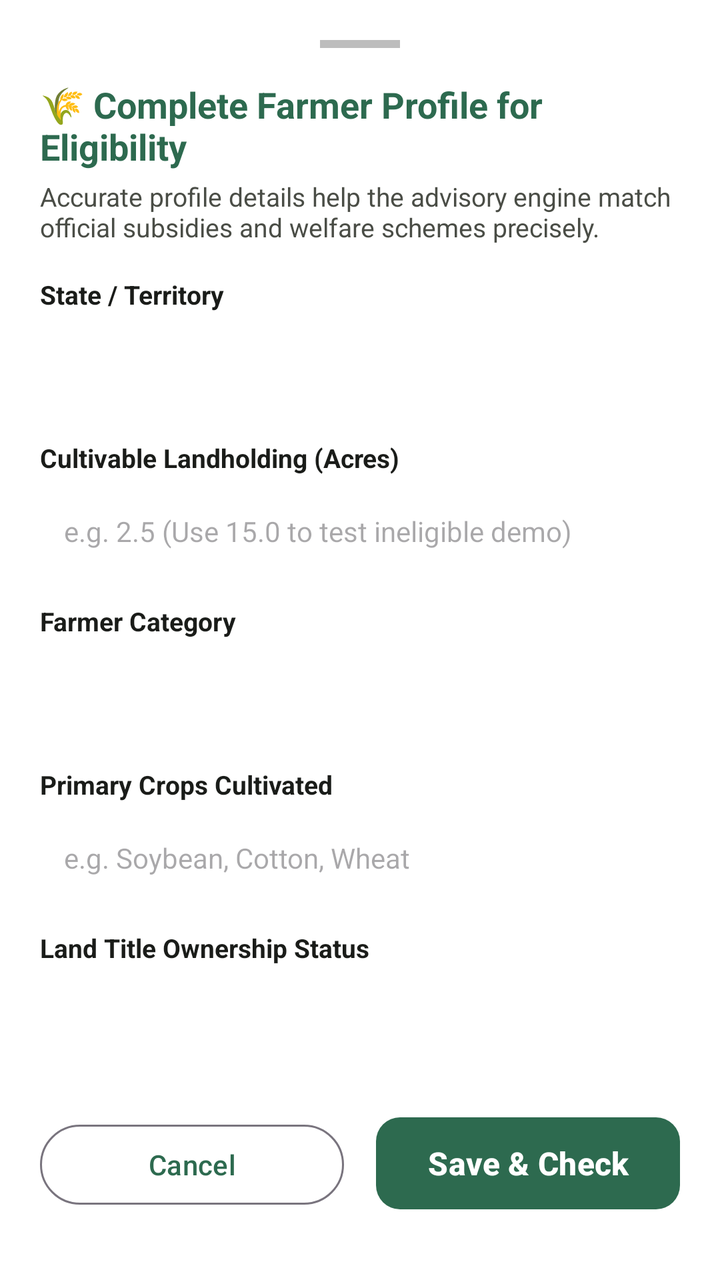
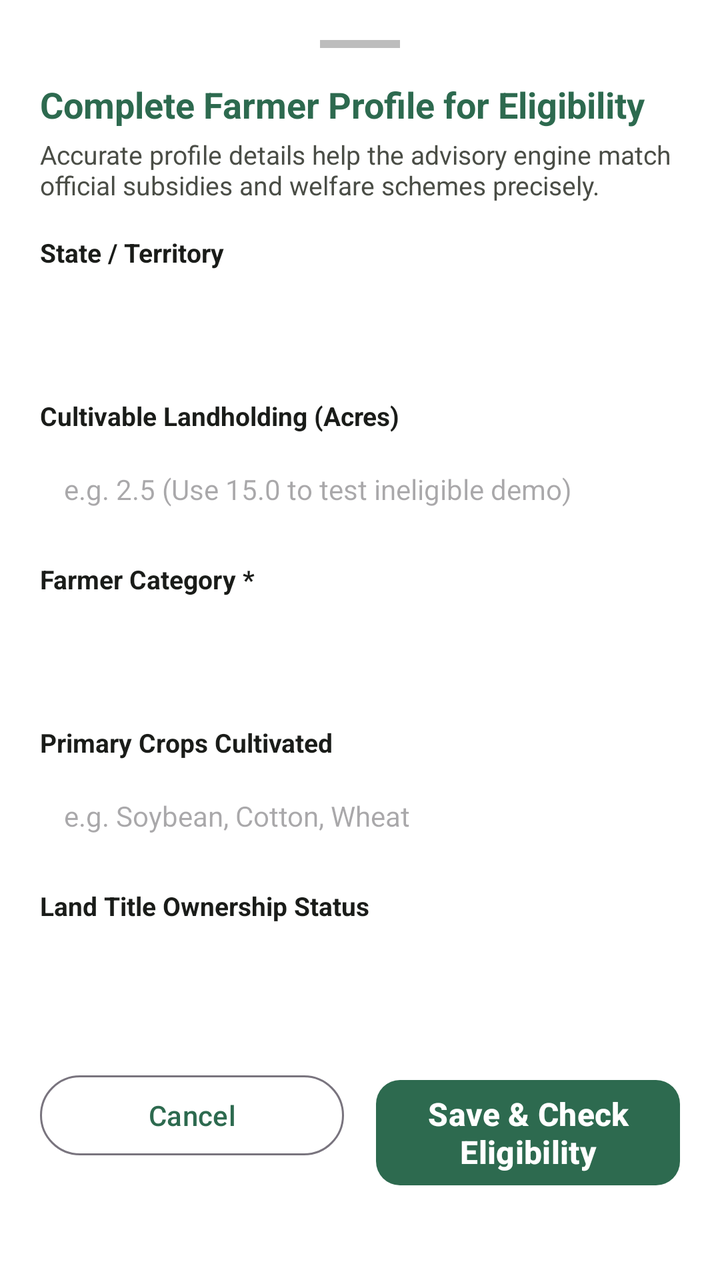

Two renders of the same Android screen: before a commit and after it. Below are the layout's source before the change and the commit's diff.
<!-- AndroidManifest.xml: application theme Theme.AgroSmart -->
<!-- res/layout/dialog_farmer_profile_completion.xml -->
<?xml version="1.0" encoding="utf-8"?>
<LinearLayout xmlns:android="http://schemas.android.com/apk/res/android"
    xmlns:app="http://schemas.android.com/apk/res-auto"
    android:layout_width="match_parent"
    android:layout_height="wrap_content"
    android:background="@color/white"
    android:orientation="vertical"
    android:padding="20dp">

    
    <View
        android:layout_width="40dp"
        android:layout_height="4dp"
        android:layout_gravity="center_horizontal"
        android:layout_marginBottom="16dp"
        android:background="#BDBDBD" />

    <TextView
        android:layout_width="wrap_content"
        android:layout_height="wrap_content"
        android:text="🌾 Complete Farmer Profile for Eligibility"
        android:textColor="@color/forest_green_primary"
        android:textSize="18sp"
        android:textStyle="bold" />

    <TextView
        android:layout_width="wrap_content"
        android:layout_height="wrap_content"
        android:layout_marginTop="4dp"
        android:text="Accurate profile details help the advisory engine match official subsidies and welfare schemes precisely."
        android:textColor="@color/text_secondary"
        android:textSize="13sp" />

    
    <TextView
        android:layout_width="wrap_content"
        android:layout_height="wrap_content"
        android:layout_marginTop="16dp"
        android:text="State / Territory"
        android:textColor="@color/text_primary"
        android:textSize="13sp"
        android:textStyle="bold" />

    <Spinner
        android:id="@+id/spinnerProfileState"
        android:layout_width="match_parent"
        android:layout_height="48dp"
        android:layout_marginTop="4dp"
        android:background="@drawable/bg_rounded_card" />

    
    <TextView
        android:layout_width="wrap_content"
        android:layout_height="wrap_content"
        android:layout_marginTop="12dp"
        android:text="Cultivable Landholding (Acres)"
        android:textColor="@color/text_primary"
        android:textSize="13sp"
        android:textStyle="bold" />

    <EditText
        android:id="@+id/etProfileLandAcres"
        android:layout_width="match_parent"
        android:layout_height="48dp"
        android:layout_marginTop="4dp"
        android:background="@drawable/bg_rounded_card"
        android:hint="e.g. 2.5 (Use 15.0 to test ineligible demo)"
        android:inputType="numberDecimal"
        android:paddingStart="12dp"
        android:paddingEnd="12dp"
        android:textSize="14sp" />

    
    <TextView
        android:layout_width="wrap_content"
        android:layout_height="wrap_content"
        android:layout_marginTop="12dp"
        android:text="Farmer Category"
        android:textColor="@color/text_primary"
        android:textSize="13sp"
        android:textStyle="bold" />

    <Spinner
        android:id="@+id/spinnerProfileCategory"
        android:layout_width="match_parent"
        android:layout_height="48dp"
        android:layout_marginTop="4dp"
        android:background="@drawable/bg_rounded_card" />

    
    <TextView
        android:layout_width="wrap_content"
        android:layout_height="wrap_content"
        android:layout_marginTop="12dp"
        android:text="Primary Crops Cultivated"
        android:textColor="@color/text_primary"
        android:textSize="13sp"
        android:textStyle="bold" />

    <EditText
        android:id="@+id/etProfileCrops"
        android:layout_width="match_parent"
        android:layout_height="48dp"
        android:layout_marginTop="4dp"
        android:background="@drawable/bg_rounded_card"
        android:hint="e.g. Soybean, Cotton, Wheat"
        android:inputType="text"
        android:paddingStart="12dp"
        android:paddingEnd="12dp"
        android:textSize="14sp" />

    
    <TextView
        android:layout_width="wrap_content"
        android:layout_height="wrap_content"
        android:layout_marginTop="12dp"
        android:text="Land Title Ownership Status"
        android:textColor="@color/text_primary"
        android:textSize="13sp"
        android:textStyle="bold" />

    <Spinner
        android:id="@+id/spinnerProfileOwnership"
        android:layout_width="match_parent"
        android:layout_height="48dp"
        android:layout_marginTop="4dp"
        android:background="@drawable/bg_rounded_card" />

    
    <LinearLayout
        android:layout_width="match_parent"
        android:layout_height="wrap_content"
        android:layout_marginTop="20dp"
        android:orientation="horizontal">

        <com.google.android.material.button.MaterialButton
            android:id="@+id/btnCancelProfile"
            style="@style/Widget.Material3.Button.OutlinedButton"
            android:layout_width="0dp"
            android:layout_height="wrap_content"
            android:layout_marginEnd="8dp"
            android:layout_weight="1"
            android:text="Cancel" />

        <com.google.android.material.button.MaterialButton
            android:id="@+id/btnSaveProfile"
            style="@style/Widget.AgroSmart.Button.Primary"
            android:layout_width="0dp"
            android:layout_height="wrap_content"
            android:layout_marginStart="8dp"
            android:layout_weight="1"
            android:text="Save &amp; Check" />
    </LinearLayout>

</LinearLayout>
<!-- resources referenced by this layout -->
<resources>
  <color name="forest_green_primary">#2D6A4F</color>
  <color name="text_primary">#1A1C19</color>
  <color name="text_secondary">#4A4D46</color>
  <color name="white">#FFFFFF</color>
  <!-- drawable bg_rounded_card (drawable) -->
  <?xml version="1.0" encoding="utf-8"?>
  <shape xmlns:android="http://schemas.android.com/apk/res/android"
      android:shape="rectangle">
      <solid android:color="@color/bg_card_surface" />
      <corners android:radius="16dp" />
  </shape>
  <style name="Widget.AgroSmart.Button.Primary" parent="Widget.Material3.Button">
          <item name="backgroundTint">@color/forest_green_primary</item>
          <item name="android:textColor">@color/white</item>
          <item name="cornerRadius">12dp</item>
          <item name="android:textStyle">bold</item>
          <item name="android:textSize">16sp</item>
          <item name="android:minHeight">54dp</item>
      </style>
  <style name="Theme.AgroSmart" parent="Theme.Material3.DayNight.NoActionBar">
          
          <item name="colorPrimary">@color/forest_green_primary</item>
          <item name="colorPrimaryVariant">@color/forest_green_dark</item>
          <item name="colorOnPrimary">@color/white</item>
          <item name="colorSecondary">@color/leaf_green</item>
          <item name="colorSecondaryVariant">@color/forest_green_light</item>
          <item name="colorOnSecondary">@color/white</item>
  
          
          <item name="android:windowBackground">@color/bg_warm_cream</item>
          <item name="colorSurface">@color/bg_card_surface</item>
          <item name="colorOnSurface">@color/text_primary</item>
  
          
          <item name="android:statusBarColor">@color/forest_green_dark</item>
          <item name="android:windowLightStatusBar">false</item>
          <item name="android:navigationBarColor">@color/white</item>
          <item name="android:windowLightNavigationBar">true</item>
      </style>
  <color name="bg_card_surface">#FFFFFF</color>
  <color name="forest_green_dark">#1B4332</color>
  <color name="leaf_green">#52B788</color>
  <color name="forest_green_light">#40916C</color>
  <color name="bg_warm_cream">#F9FBF7</color>
</resources>

<!-- the commit's change to res/layout/dialog_farmer_profile_completion.xml (unified diff, before → after) -->
@@ -18,7 +18,7 @@
     <TextView
         android:layout_width="wrap_content"
         android:layout_height="wrap_content"
-        android:text="🌾 Complete Farmer Profile for Eligibility"
+        android:text="@string/complete_farmer_profile"
         android:textColor="@color/forest_green_primary"
         android:textSize="18sp"
         android:textStyle="bold" />
@@ -27,7 +27,7 @@
         android:layout_width="wrap_content"
         android:layout_height="wrap_content"
         android:layout_marginTop="4dp"
-        android:text="Accurate profile details help the advisory engine match official subsidies and welfare schemes precisely."
+        android:text="@string/complete_profile_desc"
         android:textColor="@color/text_secondary"
         android:textSize="13sp" />
 
@@ -36,7 +36,7 @@
         android:layout_width="wrap_content"
         android:layout_height="wrap_content"
         android:layout_marginTop="16dp"
-        android:text="State / Territory"
+        android:text="@string/state_territory"
         android:textColor="@color/text_primary"
         android:textSize="13sp"
         android:textStyle="bold" />
@@ -53,7 +53,7 @@
         android:layout_width="wrap_content"
         android:layout_height="wrap_content"
         android:layout_marginTop="12dp"
-        android:text="Cultivable Landholding (Acres)"
+        android:text="@string/cultivable_land_label"
         android:textColor="@color/text_primary"
         android:textSize="13sp"
         android:textStyle="bold" />
@@ -64,7 +64,7 @@
         android:layout_height="48dp"
         android:layout_marginTop="4dp"
         android:background="@drawable/bg_rounded_card"
-        android:hint="e.g. 2.5 (Use 15.0 to test ineligible demo)"
+        android:hint="@string/land_hint_demo"
         android:inputType="numberDecimal"
         android:paddingStart="12dp"
         android:paddingEnd="12dp"
@@ -75,7 +75,7 @@
         android:layout_width="wrap_content"
         android:layout_height="wrap_content"
         android:layout_marginTop="12dp"
-        android:text="Farmer Category"
+        android:text="@string/farmer_category"
         android:textColor="@color/text_primary"
         android:textSize="13sp"
         android:textStyle="bold" />
@@ -92,7 +92,7 @@
         android:layout_width="wrap_content"
         android:layout_height="wrap_content"
         android:layout_marginTop="12dp"
-        android:text="Primary Crops Cultivated"
+        android:text="@string/primary_crops_label"
         android:textColor="@color/text_primary"
         android:textSize="13sp"
         android:textStyle="bold" />
@@ -103,7 +103,7 @@
         android:layout_height="48dp"
         android:layout_marginTop="4dp"
         android:background="@drawable/bg_rounded_card"
-        android:hint="e.g. Soybean, Cotton, Wheat"
+        android:hint="@string/crops_hint"
         android:inputType="text"
         android:paddingStart="12dp"
         android:paddingEnd="12dp"
@@ -114,7 +114,7 @@
         android:layout_width="wrap_content"
         android:layout_height="wrap_content"
         android:layout_marginTop="12dp"
-        android:text="Land Title Ownership Status"
+        android:text="@string/land_ownership_title"
         android:textColor="@color/text_primary"
         android:textSize="13sp"
         android:textStyle="bold" />
@@ -140,7 +140,7 @@
             android:layout_height="wrap_content"
             android:layout_marginEnd="8dp"
             android:layout_weight="1"
-            android:text="Cancel" />
+            android:text="@string/cancel" />
 
         <com.google.android.material.button.MaterialButton
             android:id="@+id/btnSaveProfile"
@@ -149,7 +149,7 @@
             android:layout_height="wrap_content"
             android:layout_marginStart="8dp"
             android:layout_weight="1"
-            android:text="Save &amp; Check" />
+            android:text="@string/btn_save_and_check" />
     </LinearLayout>
 
 </LinearLayout>
<!-- resource entries referenced after the edit -->
@@ -11,6 +11,17 @@
       <solid android:color="@color/bg_card_surface" />
       <corners android:radius="16dp" />
   </shape>
+  <string name="btn_save_and_check">Save &amp; Check Eligibility</string>
+  <string name="cancel">Cancel</string>
+  <string name="complete_farmer_profile">Complete Farmer Profile for Eligibility</string>
+  <string name="complete_profile_desc">Accurate profile details help the advisory engine match official subsidies and welfare schemes precisely.</string>
+  <string name="crops_hint">e.g. Soybean, Cotton, Wheat</string>
+  <string name="cultivable_land_label">Cultivable Landholding (Acres)</string>
+  <string name="farmer_category">Farmer Category *</string>
+  <string name="land_hint_demo">e.g. 2.5 (Use 15.0 to test ineligible demo)</string>
+  <string name="land_ownership_title">Land Title Ownership Status</string>
+  <string name="primary_crops_label">Primary Crops Cultivated</string>
+  <string name="state_territory">State / Territory</string>
   <style name="Widget.AgroSmart.Button.Primary" parent="Widget.Material3.Button">
           <item name="backgroundTint">@color/forest_green_primary</item>
           <item name="android:textColor">@color/white</item>
